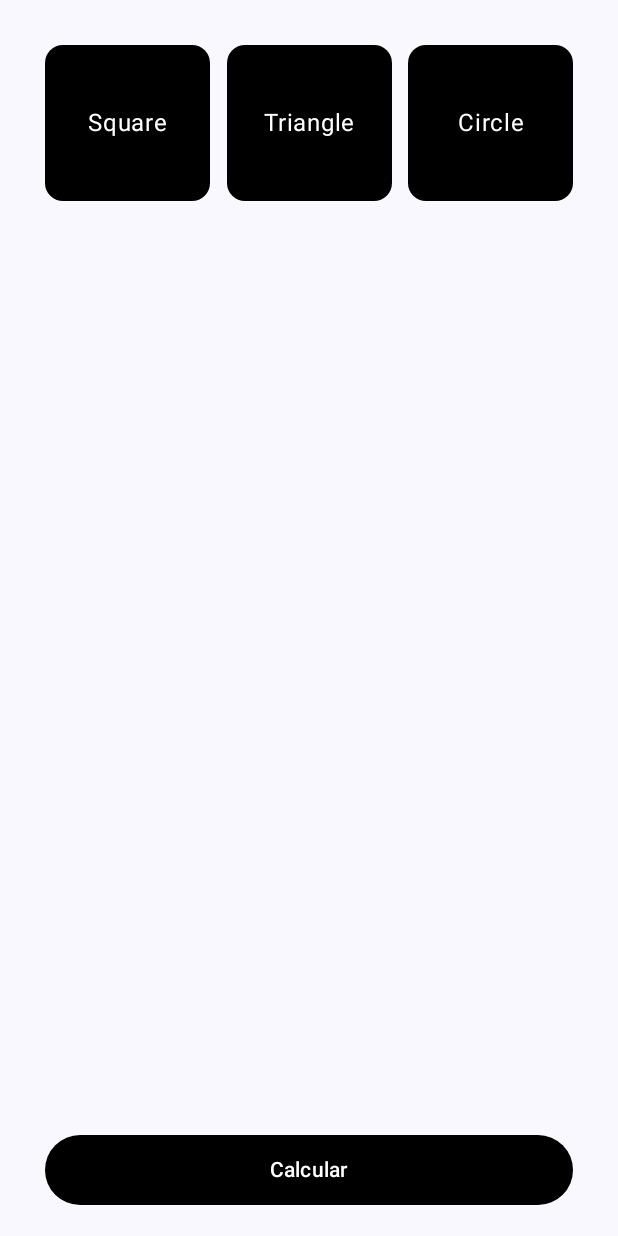
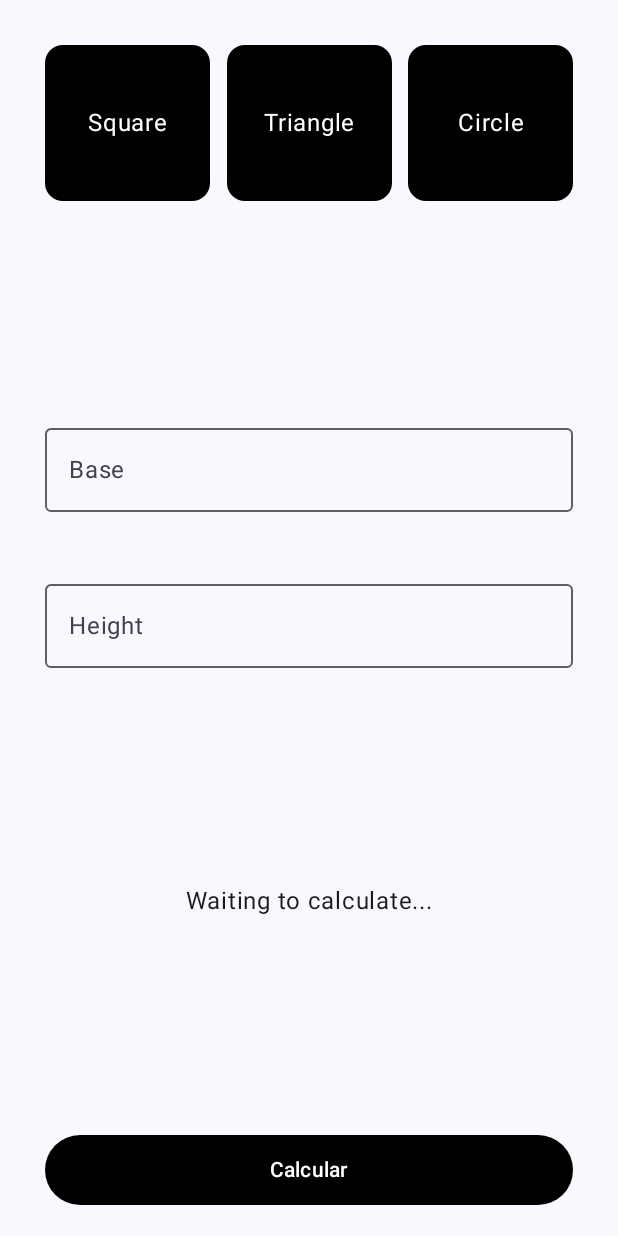
Before and after one commit to gilSFranco/geometry, an Android app built with Jetpack Compose: the screen it shows after launch (MainActivity), after a tap on "Triangle", on a phone screen of 412 x 824 dp. Run offline under Robolectric (Android 15) with nearby library versions, the phone set to English and light mode, and no system bars; 1 other tap on this screen came first.

Commit message:
feat: calculating all shapes

```diff
--- a/app/src/main/java/com/fatec/geometry/ui/screens/Home.kt
+++ b/app/src/main/java/com/fatec/geometry/ui/screens/Home.kt
@@ -1,6 +1,7 @@
 package com.fatec.geometry.ui.screens
 
 import androidx.compose.foundation.layout.Arrangement
+import androidx.compose.foundation.layout.Column
 import androidx.compose.foundation.layout.Row
 import androidx.compose.foundation.layout.fillMaxWidth
 import androidx.compose.foundation.layout.padding
@@ -22,6 +23,7 @@ import com.fatec.geometry.ui.components.Container
 import com.fatec.geometry.ui.components.ShapeCard
 import com.fatec.geometry.ui.theme.Black
 import com.fatec.geometry.ui.theme.White
+import kotlin.math.PI
 import kotlin.math.pow
 
 @Composable
@@ -32,7 +34,19 @@ fun Home(
         mutableStateOf(null)
     }
 
-    var calculateSquare: String by remember {
+    var side: String by remember {
+        mutableStateOf("")
+    }
+
+    var base: String by remember {
+        mutableStateOf("")
+    }
+
+    var height: String by remember {
+        mutableStateOf("")
+    }
+
+    var radius: String by remember {
         mutableStateOf("")
     }
 
@@ -71,9 +85,9 @@ fun Home(
         when (shape) {
             Shape.SQUARE -> {
                 OutlinedTextField(
-                    value = calculateSquare,
+                    value = side,
                     onValueChange = {
-                        calculateSquare = it
+                        side = it
                     },
                     modifier = Modifier
                         .fillMaxWidth(),
@@ -90,17 +104,87 @@ fun Home(
                     singleLine = true,
                     keyboardOptions = KeyboardOptions(
                         keyboardType = KeyboardType.Number
-                    ),
-
+                    )
                 )
             }
 
             Shape.TRIANGLE -> {
+                Column (
+                    verticalArrangement = Arrangement.spacedBy(
+                        space = 40.dp
+                    )
+                ) {
+                    OutlinedTextField(
+                        value = base,
+                        onValueChange = {
+                            base = it
+                        },
+                        modifier = Modifier
+                            .fillMaxWidth(),
+                        label = {
+                            Text(
+                                text = "Base"
+                            )
+                        },
+                        placeholder = {
+                            Text(
+                                text = "Type side here"
+                            )
+                        },
+                        singleLine = true,
+                        keyboardOptions = KeyboardOptions(
+                            keyboardType = KeyboardType.Number
+                        )
+                    )
 
+                    OutlinedTextField(
+                        value = height,
+                        onValueChange = {
+                            height = it
+                        },
+                        modifier = Modifier
+                            .fillMaxWidth(),
+                        label = {
+                            Text(
+                                text = "Height"
+                            )
+                        },
+                        placeholder = {
+                            Text(
+                                text = "Type height here"
+                            )
+                        },
+                        singleLine = true,
+                        keyboardOptions = KeyboardOptions(
+                            keyboardType = KeyboardType.Number
+                        )
+                    )
+                }
             }
 
             Shape.CIRCLE -> {
-
+                OutlinedTextField(
+                    value = radius,
+                    onValueChange = {
+                        radius = it
+                    },
+                    modifier = Modifier
+                        .fillMaxWidth(),
+                    label = {
+                        Text(
+                            text = "Height"
+                        )
+                    },
+                    placeholder = {
+                        Text(
+                            text = "Type height here"
+                        )
+                    },
+                    singleLine = true,
+                    keyboardOptions = KeyboardOptions(
+                        keyboardType = KeyboardType.Number
+                    )
+                )
             }
 
             else -> {
@@ -113,9 +197,13 @@ fun Home(
             }
         }
 
-        result?.let {
+        Row (
+            modifier = Modifier
+                .fillMaxWidth(),
+            horizontalArrangement = Arrangement.Center
+        ) {
             Text(
-                text = result.toString()
+                text = result?.let { result.toString() } ?: run { "Waiting to calculate..." }
             )
         }
 
@@ -124,9 +212,9 @@ fun Home(
                 .fillMaxWidth(),
             onClick = {
                 when (shape) {
-                    Shape.SQUARE -> result = calculateSquare.toDouble().pow(2.0)
-                    Shape.TRIANGLE -> TODO()
-                    Shape.CIRCLE -> TODO()
+                    Shape.SQUARE -> result = side.toDouble().pow(2.0)
+                    Shape.TRIANGLE -> result = (base.toDouble() * height.toDouble()) / 2
+                    Shape.CIRCLE -> result = PI * radius.toDouble().pow(2.0)
                     else -> Unit
                 }
             },
```
